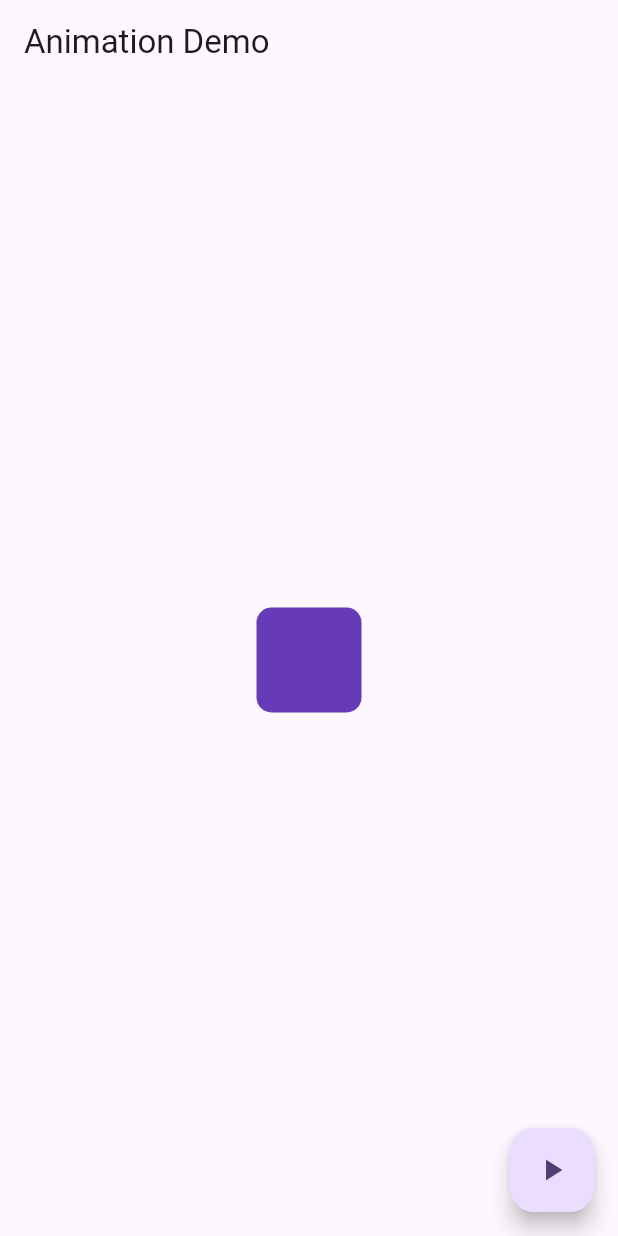
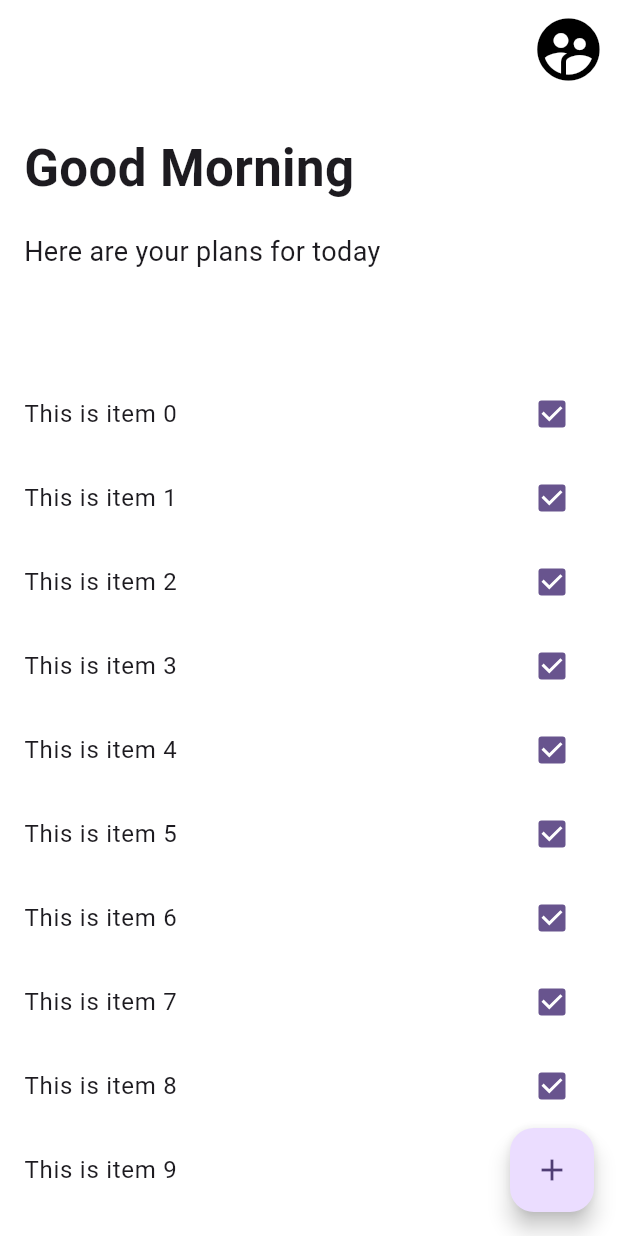
Before and after one commit to raman04-byte/FlutterPlaylist, a Flutter app: the screen it shows after launch, on a phone screen of 412 x 824 dp. Run offline on Flutter 3.47's test engine with Material 2 defaults, Android fonts, the phone set to English and light mode, and no system bars; our stand-ins replace google_fonts.

Commit message:
Advanced animations with AnimationController and Tween

```diff
--- /dev/null
+++ b/animation/lib/Screen/adv.dart
@@ -0,0 +1,126 @@
+import 'package:flutter/material.dart';
+
+class AdvanceAnimation extends StatefulWidget {
+  const AdvanceAnimation({super.key});
+
+  @override
+  State<AdvanceAnimation> createState() => _AdvanceAnimationState();
+}
+
+class _AdvanceAnimationState extends State<AdvanceAnimation>
+    with TickerProviderStateMixin {
+  AnimationController? _controller;
+  Animation? _profilePictureAnimation;
+  Animation? _contentAnimation;
+  Animation? _listAnimation;
+  Animation? _fabAnimation;
+
+  @override
+  void initState() {
+    super.initState();
+    _controller =
+        AnimationController(vsync: this, duration: const Duration(seconds: 4));
+    _profilePictureAnimation = Tween(begin: 0.0, end: 50.0).animate(
+        CurvedAnimation(
+            parent: _controller!,
+            curve: const Interval(0.0, 0.20, curve: Curves.easeOut)));
+    _contentAnimation = Tween(begin: 0.0, end: 34.0).animate(CurvedAnimation(
+        parent: _controller!,
+        curve: const Interval(0.20, 0.40, curve: Curves.easeOut)));
+    _listAnimation = Tween(begin: 0.0, end: 1.0).animate(CurvedAnimation(
+        parent: _controller!,
+        curve: const Interval(0.40, 0.75, curve: Curves.easeOut)));
+    _fabAnimation = Tween(begin: 0.0, end: 1.0).animate(CurvedAnimation(
+        parent: _controller!,
+        curve: const Interval(0.75, 1.0, curve: Curves.easeOut)));
+    _controller!.forward();
+    _controller!.addListener(() {
+      setState(() {});
+    });
+  }
+
+  @override
+  Widget build(BuildContext context) {
+    return Scaffold(
+      backgroundColor: Colors.white,
+      appBar: _buildAppBar(),
+      body: _buildBody(),
+      floatingActionButton: _buildFAB(),
+    );
+  }
+
+  AppBar _buildAppBar() {
+    return AppBar(
+      backgroundColor: Colors.white,
+      actions: <Widget>[
+        IconButton(
+          icon: const Icon(Icons.supervised_user_circle),
+          color: Colors.black,
+          onPressed: () {},
+          iconSize: _profilePictureAnimation!.value,
+        ),
+      ],
+      elevation: 0.0,
+    );
+  }
+
+  Widget _buildBody() {
+    return Column(
+      crossAxisAlignment: CrossAxisAlignment.start,
+      children:[
+        Expanded(
+          child: Container(
+            padding: const EdgeInsets.all(16.0),
+            child: Column(
+              crossAxisAlignment: CrossAxisAlignment.start,
+              children: <Widget>[
+                const SizedBox(
+                  height: 16.0,
+                ),
+                Text(
+                  "Good Morning",
+                  style: TextStyle(
+                      fontSize: _contentAnimation!.value,
+                      fontWeight: FontWeight.w600),
+                ),
+                const SizedBox(
+                  height: 18.0,
+                ),
+                const Text(
+                  "Here are your plans for today",
+                  style: TextStyle(fontSize: 18.0),
+                ),
+              ],
+            ),
+          ),
+        ),
+        Expanded(
+          flex: 3,
+          child: Opacity(
+            opacity: _listAnimation!.value,
+            child: ListView.builder(
+              itemBuilder: (context, position) {
+                print(position);
+                return CheckboxListTile(
+                  title: Text("This is item $position"),
+                  value: true,
+                  onChanged: (val) {},
+                );
+              },
+            ),
+          ),
+        ),
+      ],
+    );
+  }
+
+  Widget _buildFAB() {
+    return Transform.scale(
+      scale: _fabAnimation!.value,
+      child: FloatingActionButton(
+        onPressed: () {},
+        child: const Icon(Icons.add),
+      ),
+    );
+  }
+}
--- a/animation/lib/main.dart
+++ b/animation/lib/main.dart
@@ -1,6 +1,5 @@
+import 'package:animation/Screen/adv.dart';
 import 'package:flutter/material.dart';
-
-import 'Screen/home.dart';
 
 void main() {
   runApp(const MyApp());
@@ -17,7 +16,7 @@
         colorScheme: ColorScheme.fromSeed(seedColor: Colors.deepPurple),
         useMaterial3: true,
       ),
-      home: const MyHomePage(),
+      home: const AdvanceAnimation(),
     );
   }
 }
```
